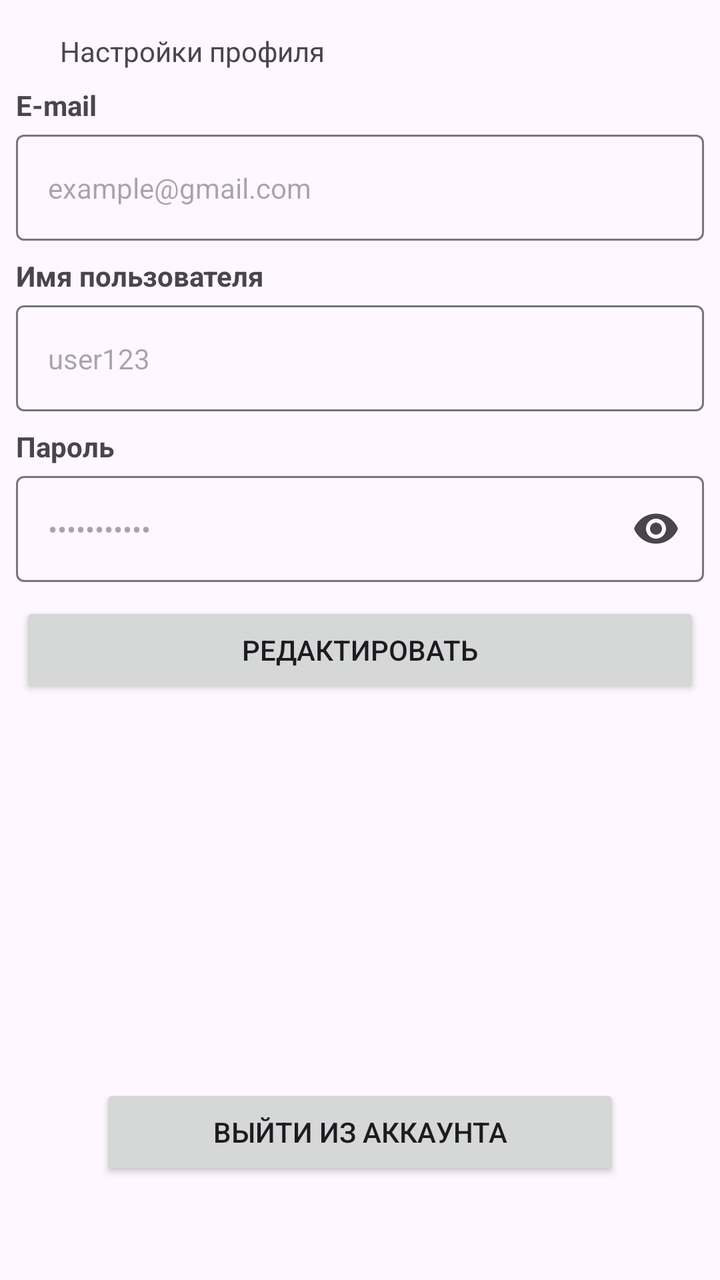
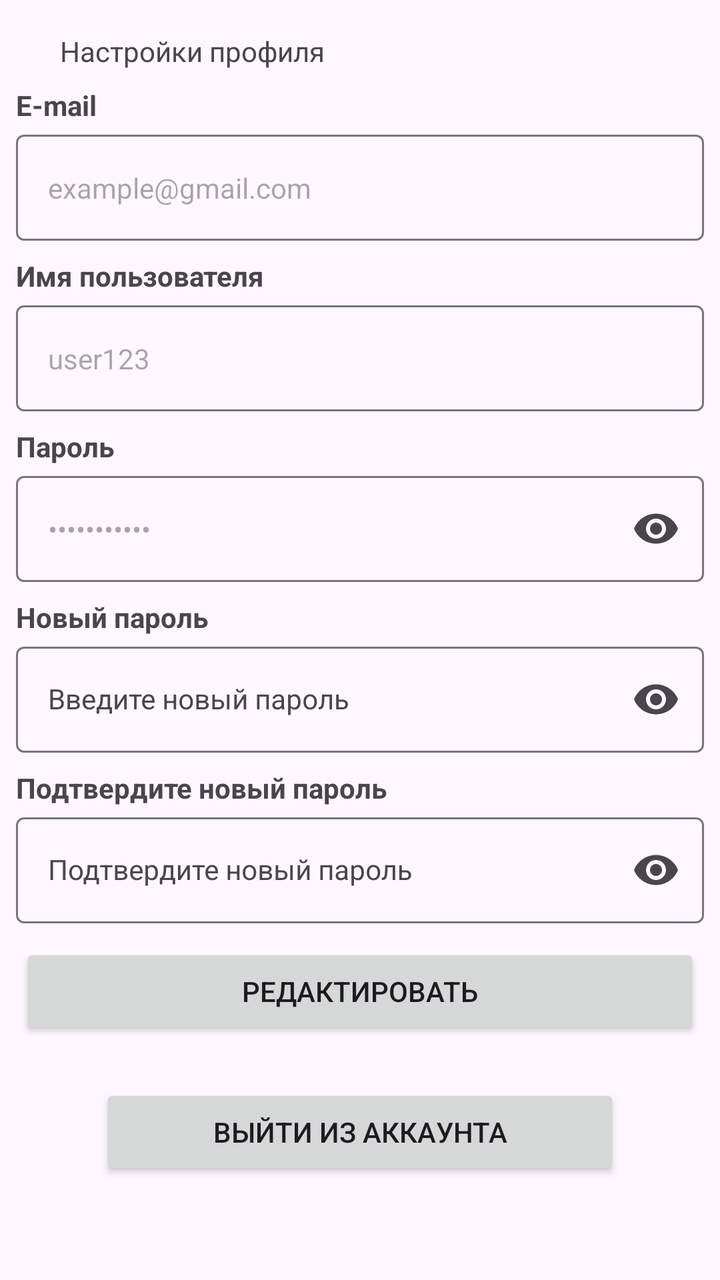

Screens rendered from an Android XML layout before and after an edit, with the pre-edit source and the edit as a unified diff.
<!-- AndroidManifest.xml: application theme Theme.TowTracker -->
<!-- res/layout/fragment_profile.xml -->
<?xml version="1.0" encoding="utf-8"?>
<androidx.constraintlayout.widget.ConstraintLayout xmlns:android="http://schemas.android.com/apk/res/android"
    xmlns:app="http://schemas.android.com/apk/res-auto"
    xmlns:tools="http://schemas.android.com/tools"
    android:layout_width="match_parent"
    android:layout_height="match_parent"
    android:orientation="vertical">

    <TextView
        app:layout_constraintTop_toTopOf="parent"
        app:layout_constraintStart_toStartOf="parent"
        android:id="@+id/profileTextView"
        android:layout_width="wrap_content"
        android:layout_height="wrap_content"
        android:text="Настройки профиля"
        android:textSize="14sp"
        android:layout_marginStart="30dp"
        android:layout_marginTop="16dp"
        android:layout_marginBottom="20dp"/>

    
    <LinearLayout
        app:layout_constraintTop_toBottomOf="@+id/profileTextView"
        app:layout_constraintStart_toStartOf="parent"
        android:id="@+id/emailLinear"
        android:layout_width="match_parent"
        android:layout_height="wrap_content"
        android:layout_margin="8dp"
        android:orientation="vertical">

        <TextView
            android:layout_width="wrap_content"
            android:layout_height="wrap_content"
            android:textStyle="bold"
            android:text="@string/email"
            android:textAppearance="@style/TextAppearance.AppCompat.Small" />

        <com.google.android.material.textfield.TextInputLayout
            android:id="@+id/emailTextLayout"
            android:layout_width="match_parent"
            android:layout_height="wrap_content">

            <com.google.android.material.textfield.TextInputEditText
                android:id="@+id/emailEditText"
                android:layout_width="match_parent"
                android:enabled="false"
                android:layout_height="wrap_content"
                android:text="@string/example_email"
                android:textAppearance="@style/TextAppearance.AppCompat.Small" />
        </com.google.android.material.textfield.TextInputLayout>
    </LinearLayout>

    
    <LinearLayout
        app:layout_constraintTop_toBottomOf="@+id/emailLinear"
        app:layout_constraintStart_toStartOf="parent"
        android:id="@+id/usernameLinear"
        android:layout_width="match_parent"
        android:layout_height="wrap_content"
        android:layout_margin="8dp"
        android:orientation="vertical">

        <TextView
            android:layout_width="wrap_content"
            android:layout_height="wrap_content"
            android:textStyle="bold"
            android:text="@string/username"
            android:textAppearance="@style/TextAppearance.AppCompat.Small" />

        <com.google.android.material.textfield.TextInputLayout
            android:id="@+id/usernameTextLayout"
            android:layout_width="match_parent"
            android:layout_height="wrap_content">

            <com.google.android.material.textfield.TextInputEditText
                android:id="@+id/usernameEditText"
                android:layout_width="match_parent"
                android:enabled="false"
                android:layout_height="wrap_content"
                android:text="@string/example_username"
                android:textAppearance="@style/TextAppearance.AppCompat.Small" />
        </com.google.android.material.textfield.TextInputLayout>
    </LinearLayout>

    
    <LinearLayout
        app:layout_constraintTop_toBottomOf="@+id/usernameLinear"
        app:layout_constraintStart_toStartOf="parent"
        android:id="@+id/passwordLinear"
        android:layout_width="match_parent"
        android:layout_height="wrap_content"
        android:layout_margin="8dp"
        android:orientation="vertical">

        <TextView
            android:layout_width="wrap_content"
            android:layout_height="wrap_content"
            android:textStyle="bold"
            android:text="@string/password"
            android:textAppearance="@style/TextAppearance.AppCompat.Small" />

        <com.google.android.material.textfield.TextInputLayout
            android:id="@+id/passwordTextLayout"
            android:layout_width="match_parent"
            android:layout_height="wrap_content"
            app:endIconMode="password_toggle">

            <com.google.android.material.textfield.TextInputEditText
                android:id="@+id/passwordEditText"
                android:layout_width="match_parent"
                android:enabled="false"
                android:layout_height="wrap_content"
                android:inputType="textPassword"
                android:text="@string/example_password"
                android:textAppearance="@style/TextAppearance.AppCompat.Small" />
        </com.google.android.material.textfield.TextInputLayout>
    </LinearLayout>

    <Button
        app:layout_constraintTop_toBottomOf="@+id/passwordLinear"
        app:layout_constraintStart_toStartOf="parent"
        android:id="@+id/editButton"
        android:layout_width="match_parent"
        android:layout_height="wrap_content"
        android:layout_margin="10dp"
        android:text="@string/edit"
        tools:visibility="visible" />

    <Button
        app:layout_constraintBottom_toBottomOf="parent"
        app:layout_constraintStart_toStartOf="parent"
        android:id="@+id/exitButton"
        android:layout_width="match_parent"
        android:layout_height="wrap_content"
        android:layout_margin="50dp"
        android:text="@string/exit" />

    <TextView
        android:id="@+id/errorTextView"
        android:layout_width="match_parent"
        android:layout_height="0dp"
        android:layout_margin="8dp"
        android:background="?android:windowBackground"
        android:gravity="center"
        android:text="Невозможно отобразить данные без соединения с интернетом"
        android:textSize="14sp"
        android:visibility="gone"
        app:layout_constraintBottom_toTopOf="@id/exitButton"
        app:layout_constraintTop_toTopOf="parent" />

</androidx.constraintlayout.widget.ConstraintLayout>
<!-- resources referenced by this layout -->
<resources>
  <string name="edit">Редактировать</string>
  <string name="email">E-mail</string>
  <string name="example_email">example@gmail.com</string>
  <string name="example_password">password123</string>
  <string name="example_username">user123</string>
  <string name="exit">Выйти из аккаунта</string>
  <string name="password">Пароль</string>
  <string name="username">Имя пользователя</string>
  <style name="Theme.TowTracker" parent="Base.Theme.TowTracker" />
  <style name="Base.Theme.TowTracker" parent="Theme.Material3.DayNight.NoActionBar">
          
          
          <item name="windowActionBar">false</item>
          <item name="windowNoTitle">true</item>
      </style>
</resources>

<!-- the commit's change to res/layout/fragment_profile.xml (unified diff, before → after) -->
@@ -93,6 +93,7 @@
         android:orientation="vertical">
 
         <TextView
+            android:id="@+id/passwordTextView"
             android:layout_width="wrap_content"
             android:layout_height="wrap_content"
             android:textStyle="bold"
@@ -108,22 +109,103 @@
             <com.google.android.material.textfield.TextInputEditText
                 android:id="@+id/passwordEditText"
                 android:layout_width="match_parent"
-                android:enabled="false"
-                android:layout_height="wrap_content"
+                android:layout_height="wrap_content"
+                android:enabled="false"
                 android:inputType="textPassword"
                 android:text="@string/example_password"
                 android:textAppearance="@style/TextAppearance.AppCompat.Small" />
         </com.google.android.material.textfield.TextInputLayout>
     </LinearLayout>
 
+    
+    <LinearLayout
+        app:layout_constraintTop_toBottomOf="@+id/passwordLinear"
+        app:layout_constraintStart_toStartOf="parent"
+        android:id="@+id/newPasswordLinear"
+        android:layout_width="match_parent"
+        android:layout_height="wrap_content"
+        android:layout_margin="8dp"
+        android:orientation="vertical">
+
+        <TextView
+            android:layout_width="wrap_content"
+            android:layout_height="wrap_content"
+            android:textStyle="bold"
+            android:text="Новый пароль"
+            android:textAppearance="@style/TextAppearance.AppCompat.Small" />
+
+        <com.google.android.material.textfield.TextInputLayout
+            android:id="@+id/newPasswordTextLayout"
+            android:layout_width="match_parent"
+            android:layout_height="wrap_content"
+            app:endIconMode="password_toggle">
+
+            <com.google.android.material.textfield.TextInputEditText
+                android:id="@+id/newPasswordEditText"
+                android:layout_width="match_parent"
+                android:layout_height="wrap_content"
+                android:enabled="false"
+                android:hint="Введите новый пароль"
+                android:inputType="textPassword"
+                android:textAppearance="@style/TextAppearance.AppCompat.Small" />
+
+        </com.google.android.material.textfield.TextInputLayout>
+    </LinearLayout>
+
+    
+    <LinearLayout
+        app:layout_constraintTop_toBottomOf="@+id/newPasswordLinear"
+        app:layout_constraintStart_toStartOf="parent"
+        android:id="@+id/repeatedPasswordLinear"
+        android:layout_width="match_parent"
+        android:layout_height="wrap_content"
+        android:layout_margin="8dp"
+        android:orientation="vertical">
+
+        <TextView
+            android:layout_width="wrap_content"
+            android:layout_height="wrap_content"
+            android:textStyle="bold"
+            android:text="Подтвердите новый пароль"
+            android:textAppearance="@style/TextAppearance.AppCompat.Small" />
+
+        <com.google.android.material.textfield.TextInputLayout
+            android:id="@+id/repeatedPasswordTextLayout"
+            android:layout_width="match_parent"
+            android:layout_height="wrap_content"
+            app:endIconMode="password_toggle">
+
+            <com.google.android.material.textfield.TextInputEditText
+                android:id="@+id/repeatedPasswordEditText"
+                android:layout_width="match_parent"
+                android:layout_height="wrap_content"
+                android:enabled="false"
+                android:inputType="textPassword"
+                android:hint="Подтвердите новый пароль"
+                android:textAppearance="@style/TextAppearance.AppCompat.Small" />
+
+        </com.google.android.material.textfield.TextInputLayout>
+    </LinearLayout>
+
     <Button
-        app:layout_constraintTop_toBottomOf="@+id/passwordLinear"
+        app:layout_constraintTop_toBottomOf="@+id/repeatedPasswordLinear"
         app:layout_constraintStart_toStartOf="parent"
         android:id="@+id/editButton"
         android:layout_width="match_parent"
         android:layout_height="wrap_content"
         android:layout_margin="10dp"
         android:text="@string/edit"
+        tools:visibility="visible" />
+
+    <Button
+        app:layout_constraintTop_toBottomOf="@+id/editButton"
+        app:layout_constraintStart_toStartOf="parent"
+        android:id="@+id/cancelButton"
+        android:layout_width="match_parent"
+        android:layout_height="wrap_content"
+        android:layout_margin="10dp"
+        android:text="Отмена"
+        android:visibility="gone"
         tools:visibility="visible" />
 
     <Button
